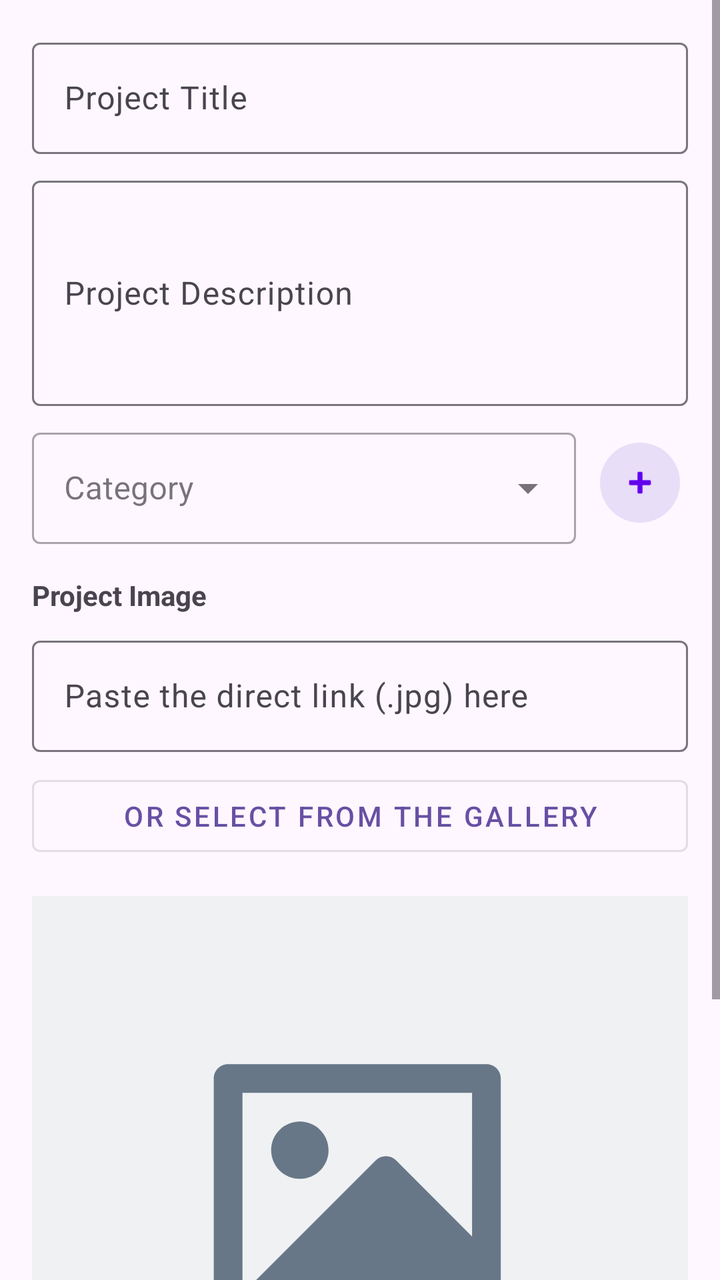
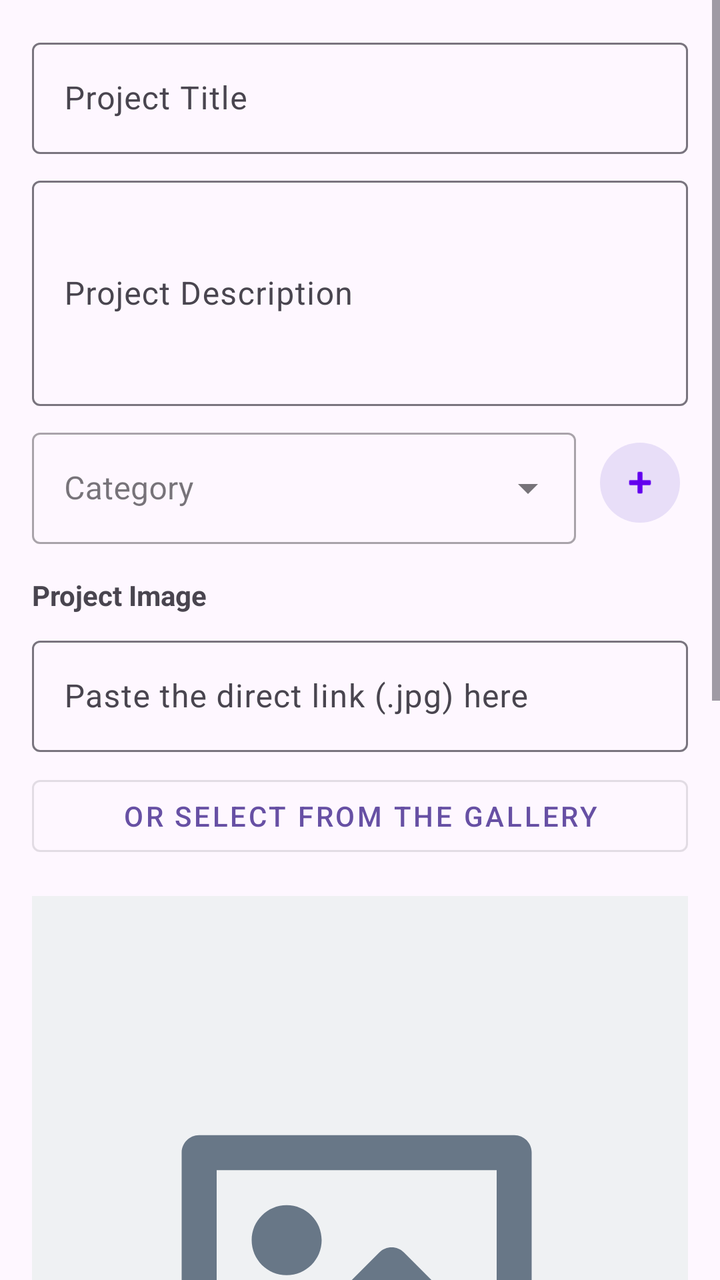

Before-and-after screenshots of an Android layout around one commit, followed by the original layout XML and the change that was made.
<!-- AndroidManifest.xml: application theme Theme.ArtFolio -->
<!-- res/layout/activity_add_project.xml -->
<?xml version="1.0" encoding="utf-8"?>
<androidx.constraintlayout.widget.ConstraintLayout
    xmlns:android="http://schemas.android.com/apk/res/android"
    xmlns:app="http://schemas.android.com/apk/res-auto"
    xmlns:tools="http://schemas.android.com/tools"
    android:layout_width="match_parent"
    android:layout_height="match_parent"
    android:id="@+id/main"
    tools:context=".activities.AddProjectActivity">
    <ScrollView
        android:layout_width="match_parent"
        android:layout_height="0dp"
        app:layout_constraintBottom_toBottomOf="parent"
        app:layout_constraintEnd_toEndOf="parent"
        app:layout_constraintStart_toStartOf="parent"
        app:layout_constraintTop_toTopOf="parent">
        <LinearLayout
            android:layout_width="match_parent"
            android:layout_height="wrap_content"
            android:orientation="vertical"
            android:layout_margin="16dp">
            
            <com.google.android.material.textfield.TextInputLayout
                style="?attr/textInputOutlinedStyle"
                android:layout_width="match_parent"
                android:layout_height="wrap_content"
                android:layout_marginBottom="8dp"
                android:hint="@string/new_project_title">
                <com.google.android.material.textfield.TextInputEditText
                    android:id="@+id/titleTextField"
                    android:layout_width="match_parent"
                    android:layout_height="wrap_content"
                    android:inputType="text" />
            </com.google.android.material.textfield.TextInputLayout>

            
            <com.google.android.material.textfield.TextInputLayout
                style="?attr/textInputOutlinedStyle"
                android:layout_width="match_parent"
                android:layout_height="wrap_content"
                android:layout_marginBottom="8dp"
                android:hint="@string/new_project_description">

                <com.google.android.material.textfield.TextInputEditText
                    android:id="@+id/descriptionTextField"
                    android:layout_width="match_parent"
                    android:layout_height="wrap_content"
                    android:inputType="textMultiLine"
                    android:minLines="4" />
            </com.google.android.material.textfield.TextInputLayout>
            
            <LinearLayout
                android:layout_width="match_parent"
                android:layout_height="wrap_content"
                android:orientation="horizontal"
                android:gravity="center_vertical"
                android:layout_marginBottom="16dp">
                <com.google.android.material.textfield.TextInputLayout
                    android:layout_width="0dp"
                    android:layout_height="wrap_content"
                    android:layout_weight="1"
                    style="@style/Widget.MaterialComponents.TextInputLayout.OutlinedBox.ExposedDropdownMenu">
                    <AutoCompleteTextView
                        android:id="@+id/categoryACTextView"
                        android:layout_width="match_parent"
                        android:layout_height="wrap_content"
                        android:hint="@string/new_project_category"
                        android:focusable="false"
                        android:cursorVisible="false"
                        android:inputType="none" />
                </com.google.android.material.textfield.TextInputLayout>
                <com.google.android.material.button.MaterialButton
                    android:id="@+id/addCategoryButton"
                    style="@style/Widget.Material3.Button.IconButton.Filled.Tonal"
                    android:layout_width="48dp"
                    android:layout_height="48dp"
                    android:layout_marginStart="8dp"
                    app:icon="@android:drawable/ic_input_add"
                    app:iconTint="@color/design_default_color_primary"
                    app:iconPadding="0dp"
                    tools:ignore="SpeakableTextPresentCheck" />
            </LinearLayout>
            
            <TextView
                android:layout_width="wrap_content"
                android:layout_height="wrap_content"
                android:text="@string/new_project_image"
                android:textStyle="bold"
                android:layout_marginBottom="8dp"/>
            <com.google.android.material.textfield.TextInputLayout
                android:id="@+id/imageUrlLayout"
                style="?attr/textInputOutlinedStyle"
                android:layout_width="match_parent"
                android:layout_height="wrap_content"
                android:layout_marginBottom="8dp"
                android:hint="@string/label_link_image">
                <com.google.android.material.textfield.TextInputEditText
                    android:id="@+id/imageUrlTextField"
                    android:layout_width="match_parent"
                    android:layout_height="wrap_content"
                    android:inputType="textUri" />
            </com.google.android.material.textfield.TextInputLayout>
            <Button
                android:id="@+id/galleryButton"
                style="@style/Widget.MaterialComponents.Button.OutlinedButton"
                android:layout_width="match_parent"
                android:layout_height="wrap_content"
                android:text="@string/label_search_gallery"
                android:layout_marginBottom="16dp" />
            <ImageView
                android:id="@+id/previewImageView"
                android:layout_width="match_parent"
                android:layout_height="300dp"
                android:scaleType="centerCrop"
                android:layout_marginBottom="24dp"
                android:src="@drawable/bg_image_placeholder" />
            <Button
                android:id="@+id/saveButton"
                android:layout_width="200dp"
                android:layout_height="wrap_content"
                android:layout_gravity="center"
                android:textSize="18sp"
                android:textStyle="bold"
                android:text="@string/bottom_save_label" />
        </LinearLayout>
    </ScrollView>
</androidx.constraintlayout.widget.ConstraintLayout>
<!-- resources referenced by this layout -->
<resources>
  <!-- drawable bg_image_placeholder (drawable) -->
  <vector xmlns:android="http://schemas.android.com/apk/res/android"
      android:width="800dp"
      android:height="800dp"
      android:viewportWidth="120"
      android:viewportHeight="120">
    <path
        android:pathData="M0,0h120v120h-120z"
        android:fillColor="#EFF1F3"/>
    <path
        android:pathData="M33.25,38.48C33.26,37.05 34.42,35.89 35.85,35.88H83.15C84.58,35.88 85.75,37.04 85.75,38.48V80.52C85.74,81.95 84.58,83.11 83.15,83.13H35.85C34.42,83.12 33.25,81.96 33.25,80.52V38.48ZM80.5,41.13H38.5V77.88L62.89,53.48C63.92,52.45 65.58,52.45 66.6,53.48L80.5,67.4V41.13ZM43.75,51.62C43.75,54.52 46.1,56.87 49,56.87C51.9,56.87 54.25,54.52 54.25,51.62C54.25,48.73 51.9,46.37 49,46.37C46.1,46.37 43.75,48.73 43.75,51.62Z"
        android:fillColor="#687787"
        android:fillType="evenOdd"/>
  </vector>
  <string name="bottom_save_label">Save</string>
  <string name="label_link_image">Paste the direct link (.jpg) here</string>
  <string name="label_search_gallery">Or select from the gallery</string>
  <string name="new_project_category">Category</string>
  <string name="new_project_description">Project Description</string>
  <string name="new_project_image">Project Image</string>
  <string name="new_project_title">Project Title</string>
  <style name="Theme.ArtFolio" parent="Base.Theme.ArtFolio" />
  <style name="Base.Theme.ArtFolio" parent="Theme.Material3.DayNight.NoActionBar">
          
          
      </style>
</resources>

<!-- the commit's change to res/layout/activity_add_project.xml (unified diff, before → after) -->
@@ -110,10 +110,62 @@
             <ImageView
                 android:id="@+id/previewImageView"
                 android:layout_width="match_parent"
-                android:layout_height="300dp"
+                android:layout_height="400dp"
                 android:scaleType="centerCrop"
                 android:layout_marginBottom="24dp"
                 android:src="@drawable/bg_image_placeholder" />
+            
+            <com.google.android.material.textfield.TextInputLayout
+                android:id="@+id/startDateTextField"
+                android:layout_width="match_parent"
+                android:layout_height="wrap_content"
+                android:hint="@string/title_start_date"
+                app:endIconMode="custom"
+                android:layout_marginBottom="8dp"
+                app:endIconDrawable="@drawable/ic_new_project_dark"
+                style="?attr/textInputOutlinedStyle">
+                <com.google.android.material.textfield.TextInputEditText
+                    android:id="@+id/startDateEditText"
+                    android:layout_width="match_parent"
+                    android:layout_height="wrap_content"
+                    android:focusable="false"
+                    android:clickable="true"
+                    android:inputType="none"
+                    />
+            </com.google.android.material.textfield.TextInputLayout>
+            <com.google.android.material.textfield.TextInputLayout
+                android:id="@+id/endDateTextField"
+                android:layout_width="match_parent"
+                android:layout_height="wrap_content"
+                android:hint="@string/title_end_date"
+                app:endIconMode="custom"
+                android:layout_marginBottom="8dp"
+                app:endIconDrawable="@drawable/ic_new_project_dark"
+                style="?attr/textInputOutlinedStyle">
+                <com.google.android.material.textfield.TextInputEditText
+                    android:id="@+id/endDateEditText"
+                    android:layout_width="match_parent"
+                    android:layout_height="wrap_content"
+                    android:focusable="false"
+                    android:clickable="true"
+                    android:inputType="none" />
+            </com.google.android.material.textfield.TextInputLayout>
+            
+            <com.google.android.material.textfield.TextInputLayout
+                android:id="@+id/materialsInputLayout"
+                android:layout_width="match_parent"
+                android:layout_height="wrap_content"
+                android:layout_marginBottom="16dp"
+                android:hint="@string/hint_tools"
+                app:helperText="Ej: Photoshop, Procreate, Acuarelas, Tableta Wacom"
+                style="@style/Widget.MaterialComponents.TextInputLayout.OutlinedBox">
+                <com.google.android.material.textfield.TextInputEditText
+                    android:id="@+id/toolsEditText"
+                    android:layout_width="match_parent"
+                    android:layout_height="wrap_content"
+                    android:inputType="textAutoComplete|textCapSentences" />
+            </com.google.android.material.textfield.TextInputLayout>
+            
             <Button
                 android:id="@+id/saveButton"
                 android:layout_width="200dp"
<!-- resource entries referenced after the edit -->
@@ -14,13 +14,27 @@
         android:fillColor="#687787"
         android:fillType="evenOdd"/>
   </vector>
+  <!-- drawable ic_new_project_dark (drawable) -->
+  <vector xmlns:android="http://schemas.android.com/apk/res/android"
+      android:width="24dp"
+      android:height="24dp"
+      android:viewportWidth="960"
+      android:viewportHeight="960"
+      android:tint="?attr/colorControlNormal">
+    <path
+        android:fillColor="@android:color/white"
+        android:pathData="M438,720L664,494L606,436L437,605L353,521L296,578L438,720ZM240,880Q207,880 183.5,856.5Q160,833 160,800L160,160Q160,127 183.5,103.5Q207,80 240,80L560,80L800,320L800,800Q800,833 776.5,856.5Q753,880 720,880L240,880ZM520,360L720,360L520,160L520,360Z"/>
+  </vector>
   <string name="bottom_save_label">Save</string>
+  <string name="hint_tools">Tools</string>
   <string name="label_link_image">Paste the direct link (.jpg) here</string>
   <string name="label_search_gallery">Or select from the gallery</string>
   <string name="new_project_category">Category</string>
   <string name="new_project_description">Project Description</string>
   <string name="new_project_image">Project Image</string>
   <string name="new_project_title">Project Title</string>
+  <string name="title_end_date">End Date</string>
+  <string name="title_start_date">Start Date</string>
   <style name="Theme.ArtFolio" parent="Base.Theme.ArtFolio" />
   <style name="Base.Theme.ArtFolio" parent="Theme.Material3.DayNight.NoActionBar">
           
